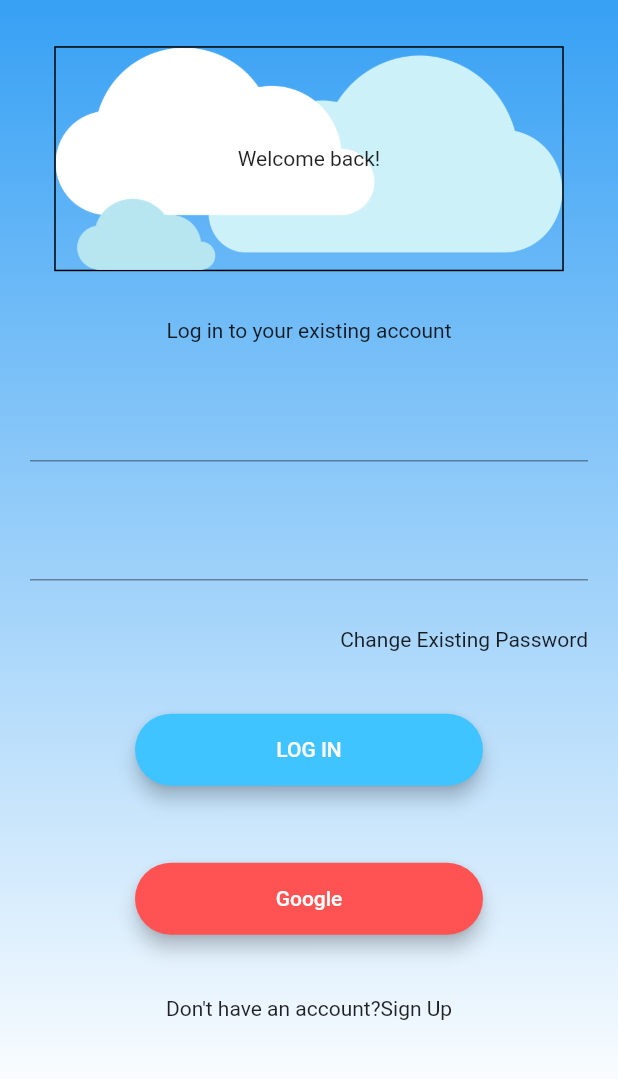
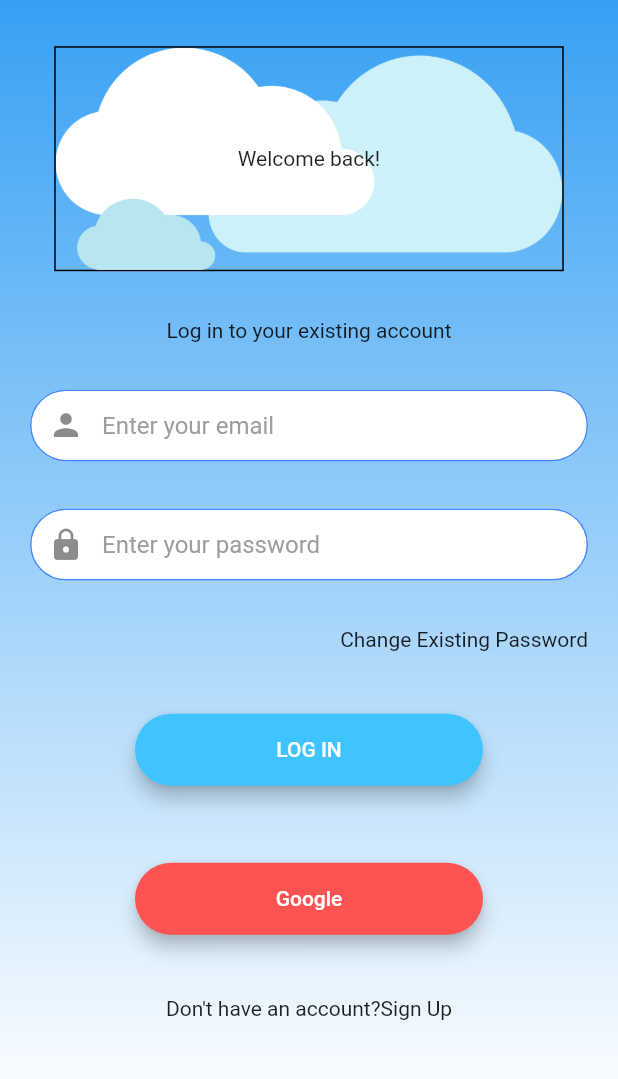
Before and after one commit to Ammar-Raneez/ONCO, a Flutter app: the screen it shows after launch, after a tap on "LOG IN", on a phone screen of 412 x 824 dp, the part 123-1202 px from its top. Run offline on Flutter 3.47's test engine with Material 2 defaults, Android fonts, the light colour scheme and no system bars.

Commit message:
added icons and customized the text fields

```diff
--- a/ui/lib/constants.dart
+++ b/ui/lib/constants.dart
@@ -1,8 +1,28 @@
 import 'package:flutter/material.dart';
 
 // This constant is for the login background gradient color
-const kBackgroundBlueGradient =  LinearGradient(
-        begin: Alignment.topCenter,
-        end: Alignment.bottomCenter,
-        colors: [Colors.blue, Colors.white]
+const kBackgroundBlueGradient = LinearGradient(
+    begin: Alignment.topCenter,
+    end: Alignment.bottomCenter,
+    colors: [Colors.blue, Colors.white]);
+
+// This constant is for the text field decoration in the login page
+const kTextFieldDecoration = InputDecoration(
+  fillColor: Colors.white,
+  filled: true,
+  hintText: '',
+  prefixIcon:Icon( Icons.done),
+  hintStyle: TextStyle(color: Colors.grey),
+  contentPadding: EdgeInsets.symmetric(vertical: 10.0, horizontal: 20.0),
+  border: OutlineInputBorder(
+    borderRadius: BorderRadius.all(Radius.circular(32.0)),
+  ),
+  enabledBorder: OutlineInputBorder(
+    borderSide: BorderSide(color: Colors.blueAccent, width: 1.0),
+    borderRadius: BorderRadius.all(Radius.circular(32.0)),
+  ),
+  focusedBorder: OutlineInputBorder(
+    borderSide: BorderSide(color: Colors.blueAccent, width: 2.0),
+    borderRadius: BorderRadius.all(Radius.circular(32.0)),
+  ),
 );
--- a/ui/lib/screens/login_screen.dart
+++ b/ui/lib/screens/login_screen.dart
@@ -65,7 +65,10 @@ class _LoginScreenState extends State<LoginScreen> {
                 onChanged: (value) {
                   // email = value;
                 },
-                // decoration: kTextFieldDecoration.copyWith(hintText: "Enter your email"),
+                decoration: kTextFieldDecoration.copyWith(
+                  hintText: "Enter your email",
+                  prefixIcon: Icon(Icons.person),
+                ),
               ),
               TextField(
                 obscureText: true,
@@ -73,7 +76,10 @@ class _LoginScreenState extends State<LoginScreen> {
                   //Do something with the user input.
                   // password = value;
                 },
-                // decoration: kTextFieldDecoration.copyWith(hintText: "Enter your password"),
+                decoration: kTextFieldDecoration.copyWith(
+                  hintText: "Enter your password",
+                  prefixIcon: Icon(Icons.lock),
+                ),
               ),
               Text(
                 "Change Existing Password",
@@ -82,9 +88,6 @@ class _LoginScreenState extends State<LoginScreen> {
               RoundedButton(
                   onPressed: () {
                     //Implement login functionality.
-                    setState(() {
-                      print(keyboardOpenVisibility);
-                    });
                   },
                   colour: Colors.lightBlueAccent,
                   title: 'LOG IN'),
```
